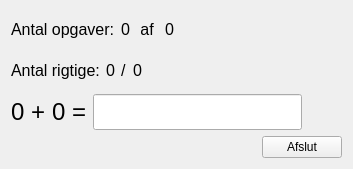
Before: the Qt Designer form plusopgaver.ui in davidlamhauge/databel, drawn with Qt 5.
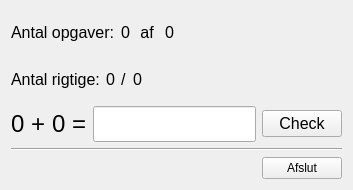
After: the same form once the commit is applied.

Patch:
```diff
--- a/plusopgaver.ui
+++ b/plusopgaver.ui
@@ -7,7 +7,7 @@
     <x>0</x>
     <y>0</y>
     <width>353</width>
-    <height>169</height>
+    <height>190</height>
    </rect>
   </property>
   <property name="windowTitle">
@@ -203,6 +203,18 @@
        </property>
       </widget>
      </item>
+     <item>
+      <widget class="QPushButton" name="btnSolved">
+       <property name="font">
+        <font>
+         <pointsize>12</pointsize>
+        </font>
+       </property>
+       <property name="text">
+        <string>Check</string>
+       </property>
+      </widget>
+     </item>
      <item>
       <spacer name="horizontalSpacer_2">
        <property name="orientation">
@@ -218,6 +230,13 @@
      </item>
     </layout>
    </item>
+   <item>
+    <widget class="Line" name="line">
+     <property name="orientation">
+      <enum>Qt::Horizontal</enum>
+     </property>
+    </widget>
+   </item>
    <item>
     <layout class="QHBoxLayout" name="horizontalLayout_3">
      <item>
```
